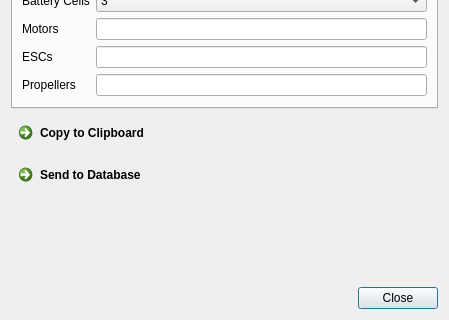
Before: the Qt Designer form ground/gcs/src/plugins/config/autotuneshareform.ui in d-ronin/dRonin, drawn with Qt 5; both pictures show x 0 to 449 and y 168 to 488 of the 449 by 488 pixel window.
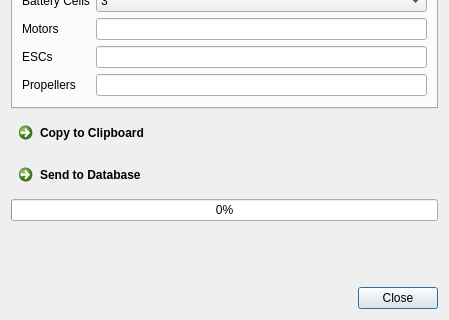
After: the same form once the commit is applied. Icons and pictures are not drawn.

Commit message: Config:Autotune: Stop progress after error, fix mem leak

```diff
--- a/ground/gcs/src/plugins/config/autotuneshareform.ui
+++ b/ground/gcs/src/plugins/config/autotuneshareform.ui
@@ -252,6 +252,16 @@
      </property>
     </widget>
    </item>
+   <item>
+    <widget class="QProgressBar" name="progress">
+     <property name="value">
+      <number>0</number>
+     </property>
+     <property name="textVisible">
+      <bool>true</bool>
+     </property>
+    </widget>
+   </item>
    <item>
     <spacer name="verticalSpacer">
      <property name="orientation">
```
The commit also changes 3 other files.
